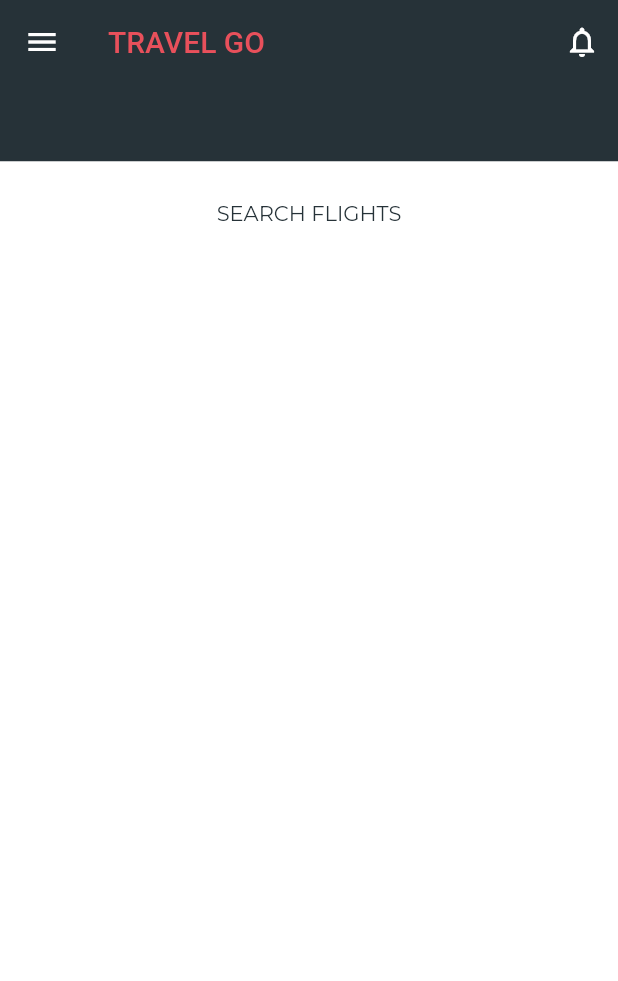
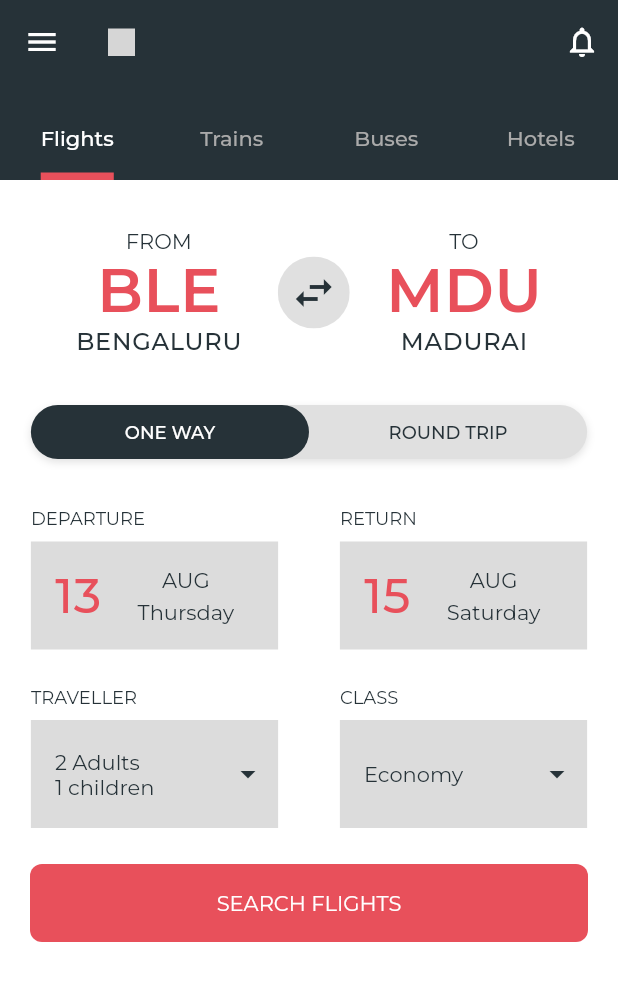
Before and after one commit to bala0406/Travel_App_Prototype, a Flutter app: the HomeScreen screen opened directly, on a phone screen of 412 x 824 dp. Shown: the top 981 px of the screen. Run offline on Flutter 3.47's test engine with Material 2 defaults, Android fonts, the phone set to English and light mode, and no system bars; drawn by our look-alikes of flutter_toggle_tab; our stand-ins replace flutter_svg, google_fonts; grey boxes are pictures that could not be loaded.

Commit message:
constructed flights screen,added drawer. TODO:add functionality

```diff
--- /dev/null
+++ b/lib/Screens/Home/FlightsScreen.dart
@@ -0,0 +1,396 @@
+import 'package:flutter/material.dart';
+import 'package:flutter_toggle_tab/flutter_toggle_tab.dart';
+import 'package:travel_app/Widgets/Button.dart';
+import 'package:travel_app/Widgets/ToggleSwitch.dart';
+import 'package:travel_app/common/Styles.dart';
+
+class FlightsScreen extends StatefulWidget {
+  @override
+  _FlightsScreenState createState() => _FlightsScreenState();
+}
+
+class _FlightsScreenState extends State<FlightsScreen> {
+  int _selectedTab = 0;
+  @override
+  Widget build(BuildContext context) {
+    final height = MediaQuery.of(context).size.height;
+    final width = MediaQuery.of(context).size.width;
+
+    return SingleChildScrollView(
+          child: Column(
+        children: [
+          SizedBox(
+            height: 24,
+          ),
+          Row(
+            mainAxisAlignment: MainAxisAlignment.center,
+            children: [
+              InkWell(
+                onTap: () {},
+                splashFactory: InkRipple.splashFactory,
+                child: Padding(
+                  padding: const EdgeInsets.all(8.0),
+                  child: Column(
+                    mainAxisAlignment: MainAxisAlignment.center,
+                    children: [
+                      Text(
+                        "FROM",
+                        style: Theme.of(context).textTheme.bodyText1,
+                      ),
+                      Text(
+                        "BLE",
+                        style: Theme.of(context)
+                            .textTheme
+                            .headline1
+                            .copyWith(fontSize: 40),
+                      ),
+                      Text(
+                        "BENGALURU",
+                        style: Theme.of(context)
+                            .textTheme
+                            .headline3
+                            .copyWith(fontSize: 16),
+                      ),
+                    ],
+                  ),
+                ),
+              ),
+              SizedBox(
+                width: 16,
+              ),
+              ClipOval(
+                child: Material(
+                  color: Colors.black12,
+                  child: InkWell(
+                    splashFactory: InkRipple.splashFactory,
+                    onTap: () {},
+                    child: SizedBox(
+                      height: 48,
+                      width: 48,
+                      child: Icon(
+                        Icons.swap_horiz,
+                        size: 32,
+                        color: Theme.of(context).primaryColor,
+                      ),
+                    ),
+                  ),
+                ),
+              ),
+              SizedBox(
+                width: 16,
+              ),
+              InkWell(
+                onTap: () {},
+                splashFactory: InkRipple.splashFactory,
+                child: Padding(
+                  padding: const EdgeInsets.all(8.0),
+                  child: Column(
+                    mainAxisAlignment: MainAxisAlignment.center,
+                    children: [
+                      Text(
+                        "TO",
+                        style: Theme.of(context).textTheme.bodyText1,
+                      ),
+                      Text(
+                        "MDU",
+                        style: Theme.of(context)
+                            .textTheme
+                            .headline1
+                            .copyWith(fontSize: 40),
+                      ),
+                      Text(
+                        "MADURAI",
+                        style: Theme.of(context)
+                            .textTheme
+                            .headline3
+                            .copyWith(fontSize: 16),
+                      ),
+                    ],
+                  ),
+                ),
+              ),
+            ],
+          ),
+          SizedBox(
+            height: 24,
+          ),
+          FlutterToggleTab(
+            width: 90,
+            height: 36,
+            initialIndex: 0,
+            selectedIndex: _selectedTab,
+            selectedTextStyle:
+                Styles.body2TextStyleBold.copyWith(color: Colors.white),
+            unSelectedTextStyle: Styles.body2TextStyleBold,
+            labels: ["ONE WAY", "ROUND TRIP"],
+            selectedLabelIndex: (index) {
+              setState(() {
+                _selectedTab = index;
+              });
+            },
+          ),
+          SizedBox(
+            height: 32,
+          ),
+          Row(
+            mainAxisAlignment: MainAxisAlignment.spaceAround,
+            children: [
+              Column(
+                crossAxisAlignment: CrossAxisAlignment.start,
+                children: [
+                  Text(
+                    "DEPARTURE",
+                    style: Theme.of(context).textTheme.bodyText2,
+                  ),
+                  SizedBox(
+                    height: 8,
+                  ),
+                  Material(
+                    child: InkWell(
+                      onTap: () {},
+                      splashFactory: InkRipple.splashFactory,
+                      child: SizedBox(
+                        height: 72,
+                        width: width / 2.5,
+                        child: Container(
+                            alignment: Alignment.center,
+                            color: Colors.black12,
+                            child: Row(
+                              mainAxisAlignment: MainAxisAlignment.start,
+                              children: [
+                                Padding(
+                                  padding: const EdgeInsets.only(left: 16),
+                                  child: Text(
+                                    "13",
+                                    style: Theme.of(context)
+                                        .textTheme
+                                        .headline3
+                                        .copyWith(
+                                            fontSize: 32,
+                                            color: Theme.of(context).accentColor),
+                                  ),
+                                ),
+                                Padding(
+                                  padding: const EdgeInsets.only(left: 24),
+                                  child: Column(
+                                    mainAxisAlignment: MainAxisAlignment.center,
+                                    children: [
+                                      Text(
+                                        "AUG",
+                                        style:
+                                            Theme.of(context).textTheme.bodyText1,
+                                      ),
+                                      SizedBox(
+                                        height: 4,
+                                      ),
+                                      Text(
+                                        "Thursday",
+                                        style:
+                                            Theme.of(context).textTheme.bodyText1,
+                                      ),
+                                    ],
+                                  ),
+                                ),
+                              ],
+                            )),
+                      ),
+                    ),
+                  )
+                ],
+              ),
+              Column(
+                crossAxisAlignment: CrossAxisAlignment.start,
+                children: [
+                  Text(
+                    "RETURN",
+                    style: Theme.of(context).textTheme.bodyText2,
+                  ),
+                  SizedBox(
+                    height: 8,
+                  ),
+                  Material(
+                    child: InkWell(
+                      onTap: () {},
+                      splashFactory: InkRipple.splashFactory,
+                      child: SizedBox(
+                        height: 72,
+                        width: width / 2.5,
+                        child: Container(
+                            alignment: Alignment.center,
+                            color: Colors.black12,
+                            child: Row(
+                              mainAxisAlignment: MainAxisAlignment.start,
+                              children: [
+                                Padding(
+                                  padding: const EdgeInsets.only(left: 16),
+                                  child: Text(
+                                    "15",
+                                    style: Theme.of(context)
+                                        .textTheme
+                                        .headline3
+                                        .copyWith(
+                                            fontSize: 32,
+                                            color: Theme.of(context).accentColor),
+                                  ),
+                                ),
+                                Padding(
+                                  padding: const EdgeInsets.only(left: 24),
+                                  child: Column(
+                                    mainAxisAlignment: MainAxisAlignment.center,
+                                    children: [
+                                      Text(
+                                        "AUG",
+                                        style:
+                                            Theme.of(context).textTheme.bodyText1,
+                                      ),
+                                      SizedBox(
+                                        height: 4,
+                                      ),
+                                      Text(
+                                        "Saturday",
+                                        style:
+                                            Theme.of(context).textTheme.bodyText1,
+                                      ),
+                                    ],
+                                  ),
+                                ),
+                              ],
+                            )),
+                      ),
+                    ),
+                  )
+                ],
+              ),
+            ],
+          ),
+          SizedBox(
+            height: 24,
+          ),
+          Row(
+            mainAxisAlignment: MainAxisAlignment.spaceAround,
+            children: [
+              Column(
+                crossAxisAlignment: CrossAxisAlignment.start,
+                children: [
+                  Text(
+                    "TRAVELLER",
+                    style: Theme.of(context).textTheme.bodyText2,
+                  ),
+                  SizedBox(
+                    height: 8,
+                  ),
+                  Material(
+                    child: InkWell(
+                      onTap: () {},
+                      splashFactory: InkRipple.splashFactory,
+                      child: SizedBox(
+                        height: 72,
+                        width: width / 2.5,
+                        child: Container(
+                            alignment: Alignment.center,
+                            color: Colors.black12,
+                            child: Row(
+                              mainAxisAlignment: MainAxisAlignment.spaceBetween,
+                              children: [
+                                Padding(
+                                  padding: const EdgeInsets.only(left: 16),
+                                  child: Column(
+                                    mainAxisAlignment: MainAxisAlignment.center,
+                                    crossAxisAlignment: CrossAxisAlignment.start,
+                                    children: [
+                                      Text(
+                                        "2 Adults",
+                                        style:
+                                            Theme.of(context).textTheme.bodyText1,
+                                        textAlign: TextAlign.start,
+                                      ),
+                                      Text(
+                                        "1 children",
+                                        style:
+                                            Theme.of(context).textTheme.bodyText1,
+                                        textAlign: TextAlign.start,
+                                      ),
+                                    ],
+                                  ),
+                                ),
+                                Padding(
+                                  padding: const EdgeInsets.only(
+                                    right: 8,
+                                  ),
+                                  child: Icon(
+                                    Icons.arrow_drop_down,
+                                    color: Theme.of(context).primaryColor,
+                                  ),
+                                )
+                              ],
+                            )),
+                      ),
+                    ),
+                  )
+                ],
+              ),
+              Column(
+                crossAxisAlignment: CrossAxisAlignment.start,
+                children: [
+                  Text(
+                    "CLASS",
+                    style: Theme.of(context).textTheme.bodyText2,
+                  ),
+                  SizedBox(
+                    height: 8,
+                  ),
+                  Material(
+                    child: InkWell(
+                      onTap: () {},
+                      splashFactory: InkRipple.splashFactory,
+                      child: SizedBox(
+                        height: 72,
+                        width: width / 2.5,
+                        child: Container(
+                            alignment: Alignment.center,
+                            color: Colors.black12,
+                            child: Row(
+                              mainAxisAlignment: MainAxisAlignment.spaceBetween,
+                              children: [
+                                Padding(
+                                  padding: const EdgeInsets.only(left: 16),
+                                  child: Text(
+                                    "Economy",
+                                    style: Theme.of(context).textTheme.bodyText1,
+                                  ),
+                                ),
+                                Padding(
+                                  padding: const EdgeInsets.only(
+                                    right: 8,
+                                  ),
+                                  child: Icon(
+                                    Icons.arrow_drop_down,
+                                    color: Theme.of(context).primaryColor,
+                                  ),
+                                )
+                              ],
+                            )),
+                      ),
+                    ),
+                  )
+                ],
+              ),
+            ],
+          ),
+          SizedBox(
+            height: 24,
+          ),
+          Padding(
+            padding: const EdgeInsets.symmetric(horizontal: 20.0),
+            child: button(
+                text: "SEARCH FLIGHTS",
+                onTap: () {},
+                color: Theme.of(context).accentColor,
+                textStyle: Theme.of(context).textTheme.button,
+                context: context),
+          ),
+        ],
+      ),
+    );
+  }
+}
--- a/lib/Screens/Home/HomeScreen.dart
+++ b/lib/Screens/Home/HomeScreen.dart
@@ -1,5 +1,8 @@
 import 'package:flutter/material.dart';
+import 'package:flutter_svg/flutter_svg.dart';
+import 'package:travel_app/Screens/Home/FlightsScreen.dart';
 import 'package:travel_app/Widgets/Button.dart';
+import 'package:travel_app/common/Styles.dart';
 
 class HomeScreen extends StatefulWidget {
   @override
@@ -8,11 +11,15 @@ class HomeScreen extends StatefulWidget {
 
 class _HomeScreenState extends State<HomeScreen> {
   GlobalKey<ScaffoldState> _scaffoldKey = GlobalKey<ScaffoldState>();
+
+
   @override
   Widget build(BuildContext context) {
     final height = MediaQuery.of(context).size.height;
     final width = MediaQuery.of(context).size.width;
-    return Scaffold(
+    return DefaultTabController(
+      length: 4,
+      child: Scaffold(
         key: _scaffoldKey,
         drawer: Drawer(),
         appBar: AppBar(
@@ -22,10 +29,7 @@ class _HomeScreenState extends State<HomeScreen> {
                 _scaffoldKey.currentState.openDrawer();
               },
               splashRadius: 24),
-        title: Text(
-          "TRAVEL GO",
-          style: TextStyle(color: Theme.of(context).accentColor),
-        ),
+          title: SvgPicture.asset("Assets/Travel_go_title.svg",height: 18,),
           elevation: 0,
           actions: [
             IconButton(
@@ -36,55 +40,39 @@ class _HomeScreenState extends State<HomeScreen> {
                 onPressed: () {},
                 splashRadius: 24)
           ],
+          bottom: PreferredSize(
+            preferredSize: Size.fromHeight(64),
+            child: TabBar(
+              labelStyle: Styles.body1TextStyleBold,
+              unselectedLabelColor: Theme.of(context).disabledColor,
+              labelColor: Colors.white,
+              tabs: [
+                Tab(
+                  text: "Flights",
                 ),
-      body: Column(
-        children: [
-          Container(
-            height: height / 16,
-            width: width,
-            color: Theme.of(context).primaryColor,
+                Tab(
+                  text: "Trains",
                 ),
-          Column(
-            //body
-            children: [
-              Row(
-                // 1st row
-                children: [
-                  Column(), // from
-                  // Swap button
-                  Column(), // to
-                ],
+                Tab(
+                  text: "Buses",
                 ),
-
-              // one-way / round trip
-
-              Row(
-                //third row
-                children: [
-                  Column(), //departure
-                  Column(), //return
-                ],
-              ),
-              Row(
-                //fourth row
-                children: [
-                  Column(), //traveller
-                  Column(), //class
-                ],
-              ),
-              Padding(
-                padding: const EdgeInsets.all(8.0),
-                child: button(
-                  text: "SEARCH FLIGHTS",
-                  context: context,
-                  color: Colors.white,
-                  textStyle: Theme.of(context).textTheme.bodyText1,
-                  onTap: () {},
-                ),
+                Tab(
+                  text: "Hotels",
                 )
               ],
-          )
-        ],
+              indicatorColor: Theme.of(context).accentColor,
+              indicatorSize: TabBarIndicatorSize.label,
+              indicatorPadding: EdgeInsets.symmetric(horizontal: 0),
+              indicatorWeight: 5,
+            ),
+          ),
+        ),
+       body: TabBarView(children: [
+         FlightsScreen(),
+         FlightsScreen(),
+         FlightsScreen(),
+         FlightsScreen(),
+       ]),
       ),
     );
   }
--- a/lib/Screens/SplashScreen.dart
+++ b/lib/Screens/SplashScreen.dart
@@ -12,7 +12,6 @@ class SplashScreen extends StatefulWidget {
 class _SplashScreenState extends State<SplashScreen> {
   @override
   void initState() {
-    // TODO: implement initState
     super.initState();
     Timer(
         Duration(seconds: 2),
--- /dev/null
+++ b/lib/Widgets/ToggleSwitch.dart
@@ -0,0 +1,57 @@
+import 'package:flutter/material.dart';
+
+class ToggleSwitch extends StatefulWidget {
+  final BuildContext context;
+
+  const ToggleSwitch({this.context});
+
+  @override
+  _ToggleSwitchState createState() => _ToggleSwitchState();
+}
+
+class _ToggleSwitchState extends State<ToggleSwitch> {
+  int index = 0;
+  double width = 0;
+  @override
+  Widget build(BuildContext context) {
+    return Padding(
+      padding: const EdgeInsets.symmetric(horizontal: 16),
+      child: Stack(
+        alignment: Alignment.center,
+        children: [
+          Container(
+            width: MediaQuery.of(widget.context).size.width,
+            height: 24,
+            color: Colors.red,
+          ),
+          Positioned(
+            left: width,
+            child: Container(
+              width: MediaQuery.of(widget.context).size.width / 2 - 16,
+              height: 24,
+              color: Colors.blue,
+            ),
+          ),
+          Row(
+            mainAxisAlignment: MainAxisAlignment.spaceAround,
+            children: [
+              GestureDetector(
+                  onTap: () {
+                    if (index != 0) {
+                      width = MediaQuery.of(widget.context).size.width - 16;
+                      setState(() {});
+                    }
+                  },
+                  child: Container(child: Text("bala"))),
+              GestureDetector(
+                  onTap: () {
+                    if (index != 1) {}
+                  },
+                  child: Text("bhava"))
+            ],
+          )
+        ],
+      ),
+    );
+  }
+}
--- a/lib/common/Styles.dart
+++ b/lib/common/Styles.dart
@@ -29,6 +29,13 @@ class Styles {
         color: primaryDarkBlueColor,
         fontSize: title1FontSize,
         fontWeight: FontWeight.w600,
+        letterSpacing: titleLetterSpacing,
+      );
+
+  static TextStyle get secondaryTitleTextStyle => GoogleFonts.montserrat(
+        color: primaryDarkBlueColor,
+        fontSize: title3FontSize,
+        fontWeight: FontWeight.w500,
         letterSpacing: titleLetterSpacing,
       );
 
@@ -68,9 +75,19 @@ class Styles {
         fontSize: body1FontSize,
         fontWeight: FontWeight.w400,
       );
+  static TextStyle get body1TextStyleBold => GoogleFonts.montserrat(
+        color: primaryDarkBlueColor,
+        fontSize: body1FontSize,
+        fontWeight: FontWeight.w500,
+      );
   static TextStyle get body2TextStyle => GoogleFonts.montserrat(
         color: primaryDarkBlueColor,
         fontSize: body2FontSize,
         fontWeight: FontWeight.w400,
       );
+  static TextStyle get body2TextStyleBold => GoogleFonts.montserrat(
+        color: primaryDarkBlueColor,
+        fontSize: body2FontSize,
+        fontWeight: FontWeight.w500,
+      );
 }
--- a/lib/main.dart
+++ b/lib/main.dart
@@ -2,6 +2,7 @@ import 'package:flutter/material.dart';
 import 'package:google_fonts/google_fonts.dart';
 import 'package:travel_app/Screens/Home/HomeScreen.dart';
 import 'package:travel_app/Screens/LandingScreen.dart';
+import 'package:travel_app/Screens/LoginScreen.dart';
 import 'package:travel_app/Screens/SplashScreen.dart';
 import 'package:travel_app/common/Styles.dart';
 
@@ -13,7 +14,6 @@ class MyApp extends StatelessWidget {
   // This widget is the root of your application.
   @override
   Widget build(BuildContext context) {
-
     return MaterialApp(
       title: 'Flutter Demo',
       theme: ThemeData(
@@ -26,16 +26,18 @@ class MyApp extends StatelessWidget {
           errorColor: Styles.errorColor,
           disabledColor: Styles.disabledColor,
           dividerColor: Styles.primaryDarkBlueColor,
+          iconTheme: IconThemeData(color: Styles.primaryDarkBlueColor),
           toggleableActiveColor: Styles.primaryDarkBlueColor,
           secondaryHeaderColor: Styles.secondaryGreyColor,
           textTheme: TextTheme(
             headline1: Styles.accentTitleTextStyle,
             headline2: Styles.primaryTitleTextStyle,
+            headline3: Styles.secondaryTitleTextStyle,
             button: Styles.primaryButtonTextStyle,
             bodyText1: Styles.body1TextStyle,
             bodyText2: Styles.body2TextStyle,
           )),
-      home: HomeScreen(),
+      home: SplashScreen(),
     );
   }
 }
--- a/pubspec.yaml
+++ b/pubspec.yaml
@@ -25,8 +25,7 @@ dependencies:
     sdk: flutter
   google_fonts: ^1.1.0
   flutter_svg: ^0.18.0
-  flutter_screenutil: ^2.3.1
-
+  flutter_toggle_tab: ^0.0.3+2
   # The following adds the Cupertino Icons font to your application.
   # Use with the CupertinoIcons class for iOS style icons.
   cupertino_icons: ^0.1.3
```
Also changed, not shown: Assets/Icons/google.svg, Assets/Travel_go_title.svg (added), pubspec.lock, 13 other files. Lines whose indentation alone changed are shown as unchanged.
